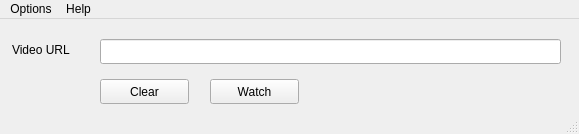
First picture: the form in src/ui/mainwindow.ui, repository jose-lpa/WatchOnKodi, before the edit.
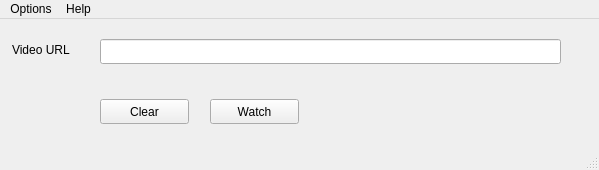
Second picture: the form after the edit.

Commit message: Fixed window sizes.

Diff of the .ui file:
```diff
--- a/src/ui/mainwindow.ui
+++ b/src/ui/mainwindow.ui
@@ -6,10 +6,16 @@
    <rect>
     <x>0</x>
     <y>0</y>
-    <width>579</width>
-    <height>134</height>
+    <width>599</width>
+    <height>170</height>
    </rect>
   </property>
+  <property name="sizePolicy">
+   <sizepolicy hsizetype="Fixed" vsizetype="Fixed">
+    <horstretch>0</horstretch>
+    <verstretch>0</verstretch>
+   </sizepolicy>
+  </property>
   <property name="windowTitle">
    <string notr="true">Watch on Kodi</string>
   </property>
@@ -41,7 +47,7 @@
     <property name="geometry">
      <rect>
       <x>100</x>
-      <y>60</y>
+      <y>80</y>
       <width>89</width>
       <height>25</height>
      </rect>
@@ -54,7 +60,7 @@
     <property name="geometry">
      <rect>
       <x>210</x>
-      <y>60</y>
+      <y>80</y>
       <width>89</width>
       <height>25</height>
      </rect>
@@ -70,8 +76,8 @@
     <rect>
      <x>0</x>
      <y>0</y>
-     <width>579</width>
-     <height>22</height>
+     <width>599</width>
+     <height>17</height>
     </rect>
    </property>
    <widget class="QMenu" name="menuEdit">
```
The commit also changes 1 other file.
